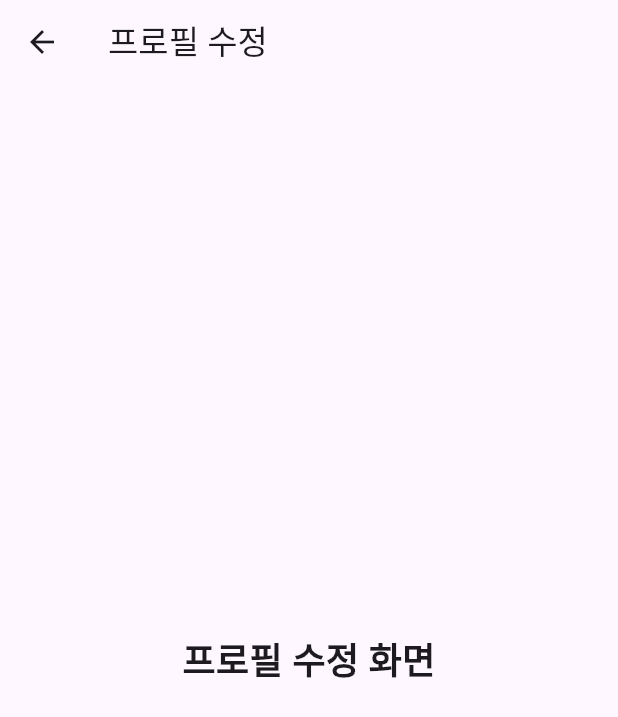
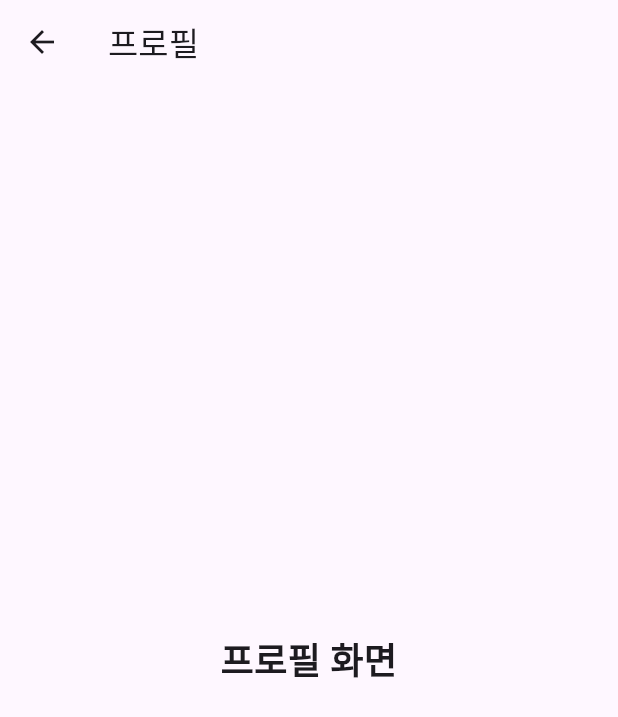
Before and after one commit to kuuujin/explosion, a Flutter app: the MainScreen screen opened directly, after a tap on the "account circle" icon, on a phone screen of 412 x 824 dp. Shown: the top 717 px of the screen. Run offline on Flutter 3.47's test engine with Material 3 defaults, Android fonts, the light colour scheme and no system bars; our stand-ins replace image_picker.

Commit message:
Add files via upload

```diff
--- a/boweuri/lib/MainScreen.dart
+++ b/boweuri/lib/MainScreen.dart
@@ -6,6 +6,7 @@ import 'MyScore.dart'; // 내기록 탭의 내용을 위한 파일
 import 'Ranking.dart'; // 랭킹 탭의 내용을 위한 파일
 import 'Alarm.dart'; // 알림 화면
 import 'EditProfile.dart'; // 프로필 수정 화면
+import 'MyProfile.dart'; // 프로필 화면
 
 void main() {
   runApp(MyApp());
@@ -71,7 +72,7 @@ class _MainScreenState extends State<MainScreen> {
                   onTap: () {
                     Navigator.push(
                       context,
-                      MaterialPageRoute(builder: (context) => EditProfile()), // 프로필 수정 화면으로 전환
+                      MaterialPageRoute(builder: (context) => MyProfile()), // 프로필 화면으로 전환
                     );
                   },
                   child: Icon(Icons.account_circle, size: 40), // 사용자 아이콘
--- /dev/null
+++ b/boweuri/lib/MyProfile.dart
@@ -0,0 +1,18 @@
+import 'package:flutter/material.dart';
+
+class MyProfile extends StatelessWidget {
+  @override
+  Widget build(BuildContext context) {
+    return Scaffold(
+      appBar: AppBar(
+        title: Text('프로필'),
+      ),
+      body: Center(
+        child: Text(
+          '프로필 화면',
+          style: TextStyle(fontSize: 24, fontWeight: FontWeight.bold),
+        ),
+      ),
+    );
+  }
+}
```
